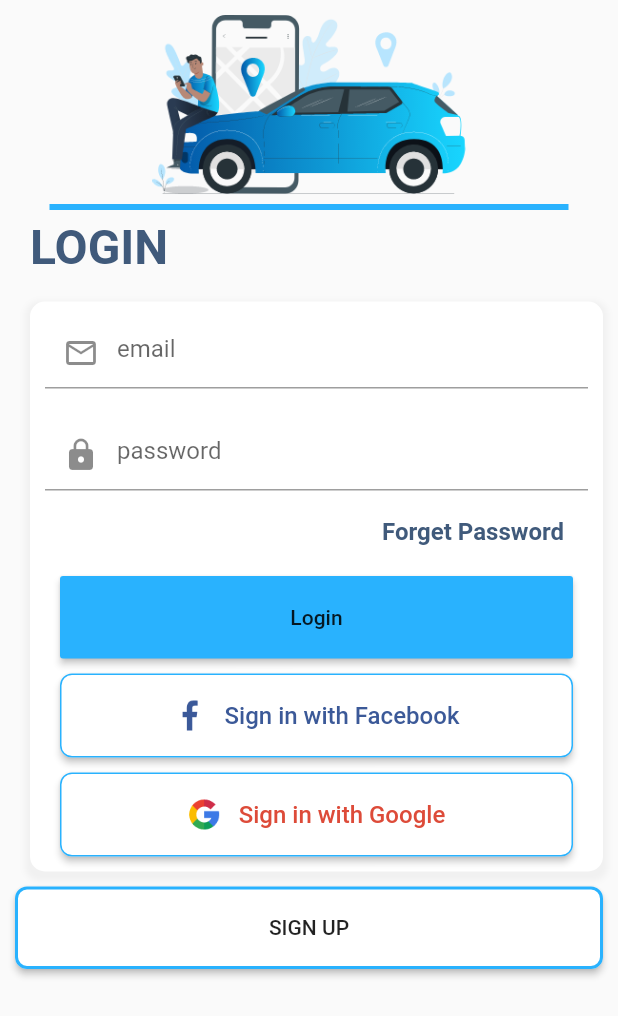
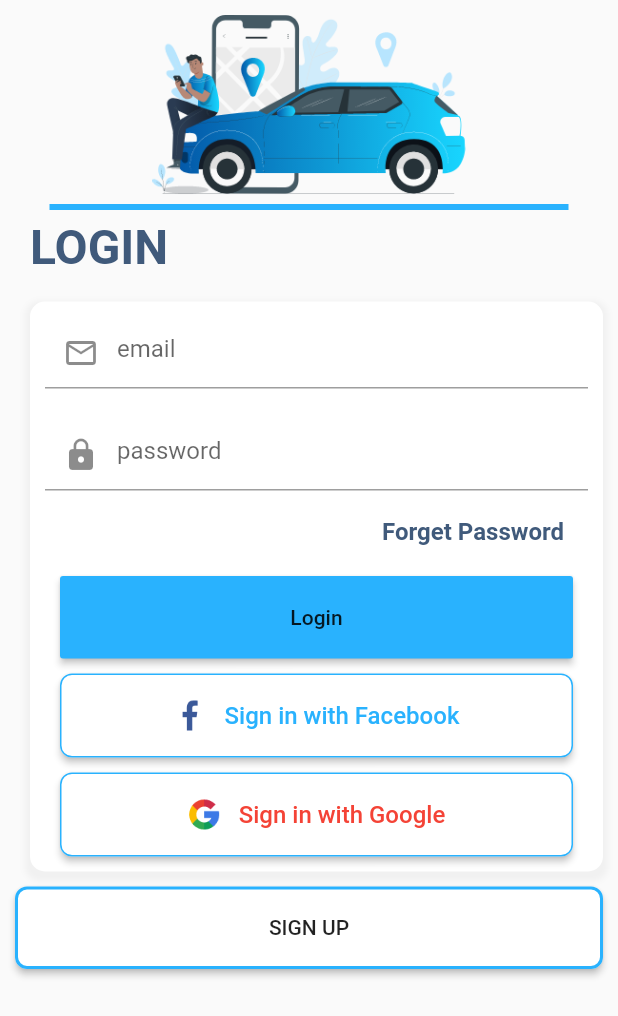
Before and after one commit to nilsys/flutterpractice, a Flutter app: the SignIn screen opened directly, on a phone screen of 412 x 824 dp. Shown: the top 1016 px of the screen. Run offline on Flutter 3.47's test engine with Material 2 defaults, Android fonts, the light colour scheme and no system bars; our stand-ins replace bottom_navy_bar, connectivity, firebase_auth, firebase_core, fluttertoast, google_sign_in and 4 more; missing offline and left inert: flutter_facebook_login, pagination; accounts and stored records are empty; network calls fail.

Commit message:
refactor App color in profile and sign in

```diff
--- a/lib/auth/SignIn.dart
+++ b/lib/auth/SignIn.dart
@@ -1,12 +1,13 @@
 import 'package:firebase_auth/firebase_auth.dart';
 import 'package:flutter/cupertino.dart';
 import 'package:flutter/material.dart';
-import 'package:flutterpractice/Validation.dart';
+import 'file:///C:/Users/intcore-013/AndroidStudioProjects/flutterpractice/lib/core/Validation.dart';
 import 'package:flutterpractice/auth/SignUpType.dart';
 import 'package:flutterpractice/cache/AppCache.dart';
 import 'package:flutterpractice/cache/TokenCache.dart';
 import 'package:flutterpractice/cache/UserCache.dart';
 import 'package:flutterpractice/component/CardBox.dart';
+import 'package:flutterpractice/core/AppColor.dart';
 import 'package:flutterpractice/facebook/FacebookSigning.dart';
 import 'package:flutterpractice/google/GoogleSignIn.dart';
 import 'package:flutterpractice/network/Network.dart';
@@ -66,19 +67,19 @@ class _SignIn extends State<SignIn> {
                     padding: EdgeInsets.only(left: 33, right: 33),
                     child: Divider(
                         thickness: 4,
-                        color: Color(0xff29B2FE)
+                        color: AppColor.blue
                     ),
                   ),
                   Container(
                       alignment: Alignment.topLeft,
                       padding: EdgeInsets.only(left: 20),
                       child: Text(
-                        "LOGIN", style: TextStyle(color: Color(0xff405A7B),
+                        "LOGIN", style: TextStyle(color: AppColor.darkBlue,
                           fontSize: 32,
                           fontWeight: FontWeight.bold),)),
                   Container(
                     margin: EdgeInsets.only(top: 17, left: 20, right: 10),
-                    child: CardBox(Colors.white, 10, Container(
+                    child: CardBox(AppColor.white, 10, Container(
                       child: Column(
                         children: [
                           Form(
@@ -137,7 +138,7 @@ class _SignIn extends State<SignIn> {
                                       style: TextStyle(
                                           fontWeight: FontWeight.bold,
                                           fontSize: 16,
-                                          color: Color(0xff405A7B)),
+                                          color: AppColor.darkBlue),
                                     ),
                                   ),
                                   Container(
@@ -184,7 +185,7 @@ class _SignIn extends State<SignIn> {
                                         }
                                       },
                                       child: Text('Login'),
-                                      color: Color(0xff29B2FE),
+                                      color: AppColor.blue,
                                     ),
                                   ),
                                   Container(
@@ -203,12 +204,12 @@ class _SignIn extends State<SignIn> {
 
 
                                         },
-                                        color: Colors.white,
+                                        color: AppColor.white,
 
                                         label: Text(
                                           'Sign in with Facebook',
                                           style: TextStyle(
-                                              color: Color(0xff3B5998),
+                                              color: AppColor.blue,
                                               fontSize: 16),
                                         ),
                                         icon: Image.asset(
@@ -219,7 +220,7 @@ class _SignIn extends State<SignIn> {
                                             borderRadius: BorderRadius.circular(
                                                 8.0),
                                             side: BorderSide(
-                                                color: Color(0xff29B2FE))
+                                                color: AppColor.blue)
                                         )
                                     )
                                     ,
@@ -273,11 +274,11 @@ class _SignIn extends State<SignIn> {
 
 
                                         },
-                                        color: Colors.white,
+                                        color: AppColor.white,
                                         label: Text(
                                           'Sign in with Google',
                                           style: TextStyle(
-                                              color: Color(0xffDD4B39),
+                                              color: AppColor.red,
                                               fontSize: 16),
                                         ),
                                         icon: Image.asset(
@@ -287,7 +288,7 @@ class _SignIn extends State<SignIn> {
                                             borderRadius: BorderRadius.circular(
                                                 8.0),
                                             side: BorderSide(
-                                                color: Color(0xff29B2FE))
+                                                color: AppColor.blue)
                                         )
                                     ),
 
@@ -314,11 +315,11 @@ class _SignIn extends State<SignIn> {
                                     new SignUpType()));
                           },
                           child: Text('SIGN UP'),
-                          color: Colors.white,
+                          color: AppColor.white,
                           shape: RoundedRectangleBorder(
                               borderRadius: BorderRadius.circular(8.0),
                               side: BorderSide(
-                                  color: Color(0xff29B2FE), width: 2)
+                                  color: AppColor.blue, width: 2)
                           )
                       )
                   ),
@@ -348,8 +349,8 @@ class _SignIn extends State<SignIn> {
           toastLength: Toast.LENGTH_SHORT,
           gravity: ToastGravity.BOTTOM,
           timeInSecForIosWeb: 1,
-          backgroundColor: Colors.red,
-          textColor: Colors.white,
+          backgroundColor: AppColor.red,
+          textColor: AppColor.white,
           fontSize: 16.0
       );
     }
--- a/lib/auth/SignUpForm.dart
+++ b/lib/auth/SignUpForm.dart
@@ -4,7 +4,7 @@ import 'package:flutter/cupertino.dart';
 import 'package:flutter/material.dart';
 import 'package:flutterpractice/Model/login/SignInSocial.dart' as ls;
 import 'package:flutterpractice/Model/login/SignInSocial.dart';
-import 'package:flutterpractice/Validation.dart';
+import 'file:///C:/Users/intcore-013/AndroidStudioProjects/flutterpractice/lib/core/Validation.dart';
 import 'package:flutterpractice/auth/AuthRepository.dart';
 import 'package:flutterpractice/cache/TokenCache.dart';
 import 'package:flutterpractice/cache/UserCache.dart';
--- /dev/null
+++ b/lib/core/AppColor.dart
@@ -0,0 +1,15 @@
+
+import 'package:flutter/cupertino.dart';
+import 'package:flutter/material.dart';
+
+class AppColor {
+  static  Color blue =  Color(0xff29B2FE);
+  static  Color white =  Colors.white;
+  static  Color darkBlue =  Color(0xff405A7B);
+  static  Color gray =  Color(0xff888888);
+  static  Color black =  Colors.black54;
+  static  Color yellow =  Colors.amber;
+  static  Color red =   Colors.red;
+
+
+}
```
Also changed, not shown: lib/home/Home.dart (+15 -14 lines), lib/profile/ui/ProfileScreen.dart (+15 -14 lines), lib/core/Validation.dart (renamed from lib/Validation.dart).
